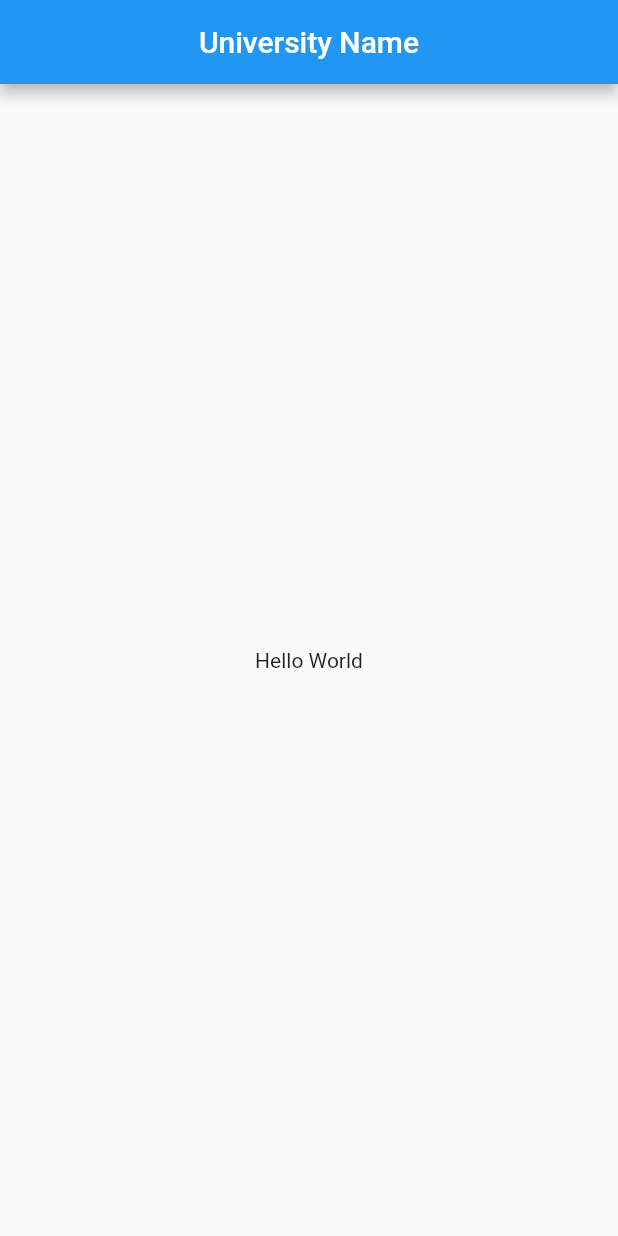
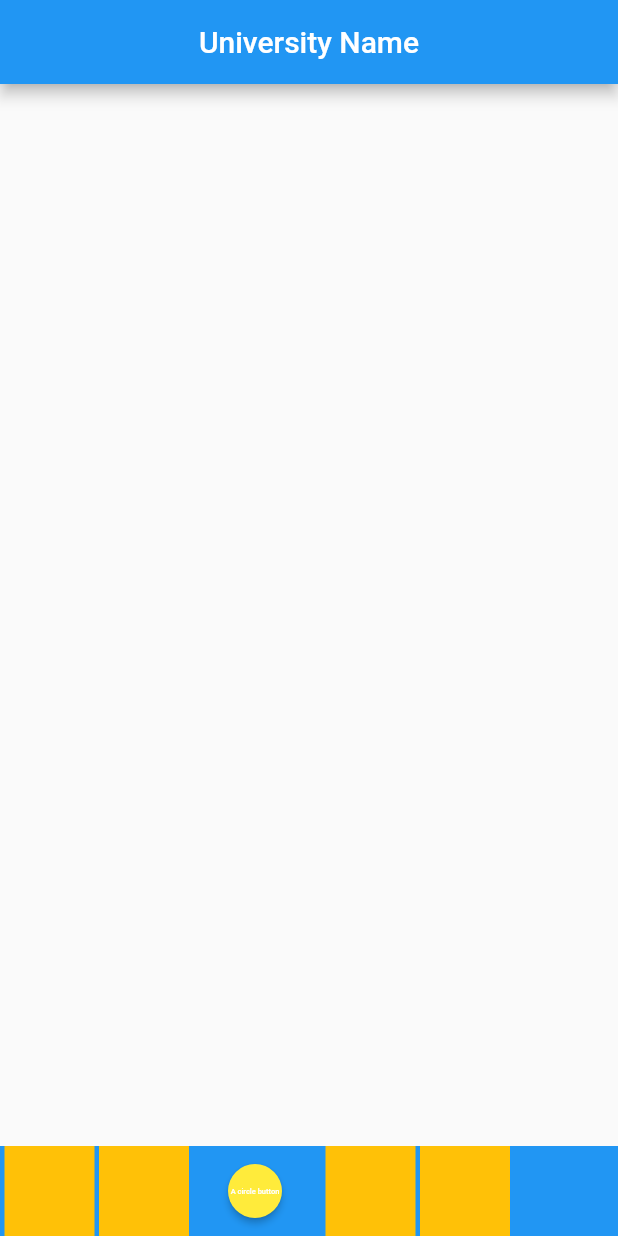
Before and after one commit to Marrsh/smart-campus-project, a Flutter app: the screen it shows after launch, on a phone screen of 412 x 824 dp. Run offline on Flutter 3.47's test engine with Material 2 defaults, Android fonts, the phone set to English and light mode, and no system bars.

```diff
--- /dev/null
+++ b/lib/constants.dart
@@ -0,0 +1,11 @@
+// import 'package:flutter/cupertino.dart';
+import 'dart:ui';
+
+
+const String SUCCESS_MESSAGE=" You will be contacted by us very soon.";
+
+var physicalScreenSize = window.physicalSize;
+var pixelRatio = window.devicePixelRatio;
+var logicalScreenSize = window.physicalSize / pixelRatio;
+
+var height10 = logicalScreenSize.height * 0.1;
--- a/lib/main.dart
+++ b/lib/main.dart
@@ -1,4 +1,5 @@
 import 'package:flutter/material.dart';
+import 'constants.dart';
 
 void main() {
   runApp(MyApp());
@@ -7,12 +8,68 @@ void main() {
 class MyApp extends StatelessWidget {
   @override
   Widget build(BuildContext context) {
+    print("height is $logicalScreenSize");
     return MaterialApp(
       theme: ThemeData(primaryColor: Colors.amber), // declare theme data for this widget?
-      home: Scaffold( //Like stacks in swift, takes in the elements of the widget (body, appbar etc..)
+      home: Scaffold(//Like stacks in swift, takes in the elements of the widget (body, appbar etc..)
         appBar: AppBar(title: Center(child: Text('University Name'))),
-        body: Center(child: Text('Hello World'))
-      )
+      body: _NavBar(),
+        )
+      );
+
+  }
+}
+
+class _NavBar extends StatelessWidget {
+  @override
+  Widget build(BuildContext context) {
+    return Stack(
+        children: [
+          Positioned(
+              bottom: 0,
+              left: 0,
+              child: Container(
+                width: logicalScreenSize.width,
+                height: height10,
+                color: Colors.blue,
+                child: Row(
+                  children: [
+                    _NavButton(),
+                    _NavButton(),
+                    _CentralNavButton(),
+                    _NavButton(),
+                    _NavButton()
+                  ],
+                ),
+              )
+          ),
+        ],
     );
   }
 }
+
+class _NavButton extends StatelessWidget {
+
+  Widget build(BuildContext context) {
+    return Container(
+            width: height10,
+            height: height10,
+            color: Colors.amber,
+            margin: const EdgeInsets.only(left:3),
+    );
+  }
+}
+
+class _CentralNavButton extends StatelessWidget {
+  Widget build(BuildContext context) {
+    return MaterialButton(
+      color: Colors.yellow,
+      shape: CircleBorder(),
+      onPressed: () {},
+        child: Text(
+          'A circle button',
+          style: TextStyle(color: Colors.white, fontSize: 5),
+      ),
+    );
+  }
+}
```
